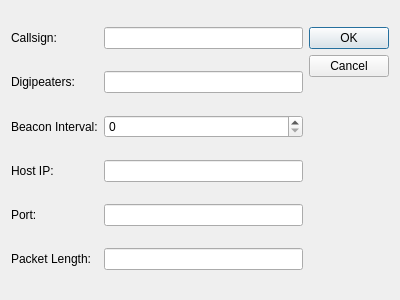
Old version of the form src/ui_setup.ui in the repository minorsecond/RadioTerm.
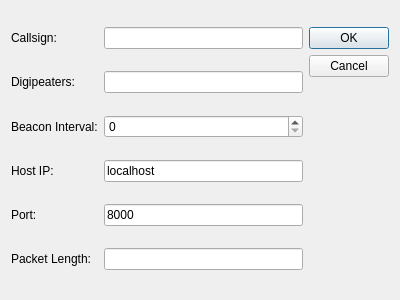
New version of the form.

Commit message: Add default text

```diff
--- a/src/ui_setup.ui
+++ b/src/ui_setup.ui
@@ -15,7 +15,11 @@
   </property>
   <layout class="QGridLayout" name="gridLayout">
    <item row="5" column="1">
-    <widget class="QLineEdit" name="portInput"/>
+    <widget class="QLineEdit" name="portInput">
+     <property name="text">
+      <string>8000</string>
+     </property>
+    </widget>
    </item>
    <item row="3" column="1">
     <widget class="QSpinBox" name="beaconIntervalInput">
@@ -66,7 +70,11 @@
     </widget>
    </item>
    <item row="4" column="1">
-    <widget class="QLineEdit" name="hostIpInput"/>
+    <widget class="QLineEdit" name="hostIpInput">
+     <property name="text">
+      <string>localhost</string>
+     </property>
+    </widget>
    </item>
    <item row="6" column="0">
     <widget class="QLabel" name="label_4">
```
